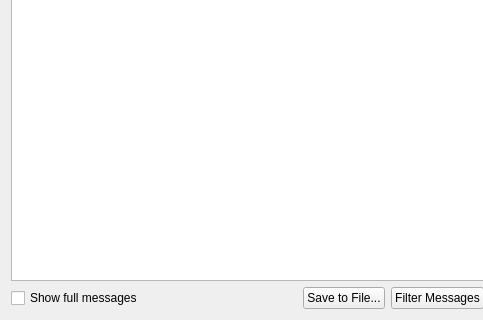
Qt form Qt/Core/Resources/UI/pqOutputWidget.ui (Kitware/ParaView) before a commit; both pictures show x 0 to 483 and y 200 to 520 of the 581 by 520 pixel window.
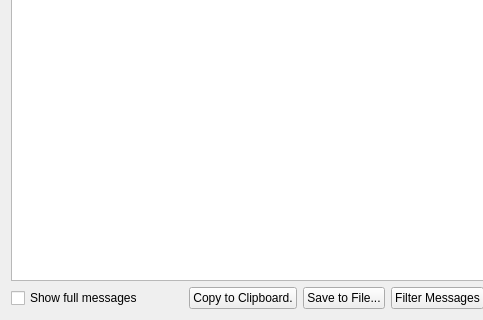
The same form after that commit. Custom widgets are drawn as their Qt base class.

Commit message: Adding CopyToClipboard to OutputMessage

Patch:
```diff
--- a/Qt/Core/Resources/UI/pqOutputWidget.ui
+++ b/Qt/Core/Resources/UI/pqOutputWidget.ui
@@ -72,6 +72,13 @@
        </property>
       </widget>
      </item>
+     <item>
+      <widget class="QPushButton" name="copyButton">
+       <property name="text">
+        <string>Copy to Clipboard.</string>
+       </property>
+      </widget>
+     </item>
      <item>
       <widget class="QPushButton" name="saveButton">
        <property name="text">
```
The commit also changes 2 other files.
